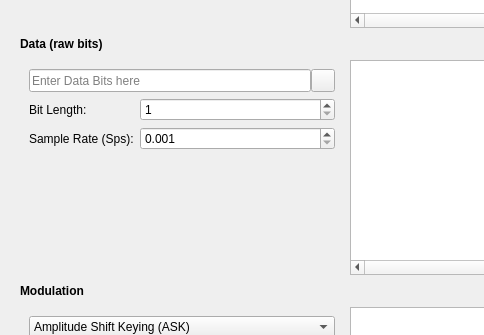
jopohl/urh, file data/ui/modulation.ui: the form before one commit; both pictures show x 0 to 484 and y 254 to 589 of the 1036 by 1041 pixel window.
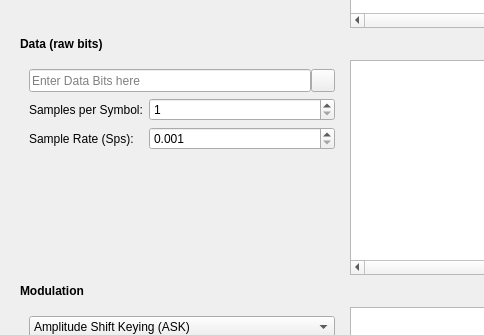
The form after the commit. Icons and pictures are not drawn. Custom widgets are drawn as their Qt base class.

Commit message: bit len -> samples per symbol

```diff
--- a/data/ui/modulation.ui
+++ b/data/ui/modulation.ui
@@ -76,7 +76,7 @@
         <x>0</x>
         <y>0</y>
         <width>1024</width>
-        <height>985</height>
+        <height>984</height>
        </rect>
       </property>
       <layout class="QGridLayout" name="gridLayout_7" rowstretch="0,1,0,1,0,1,0,0,1" columnstretch="0,0,0,0">
@@ -506,8 +506,8 @@
            <rect>
             <x>0</x>
             <y>0</y>
-            <width>337</width>
-            <height>202</height>
+            <width>346</width>
+            <height>201</height>
            </rect>
           </property>
           <layout class="QGridLayout" name="gridLayout_2">
@@ -563,7 +563,7 @@
               </sizepolicy>
              </property>
              <property name="text">
-              <string>Bit Length:</string>
+              <string>Samples per Symbol:</string>
              </property>
             </widget>
            </item>
```
Left out of the diff: 12 changed lines with no effect on the pictures. The commit also changes 36 other files.
